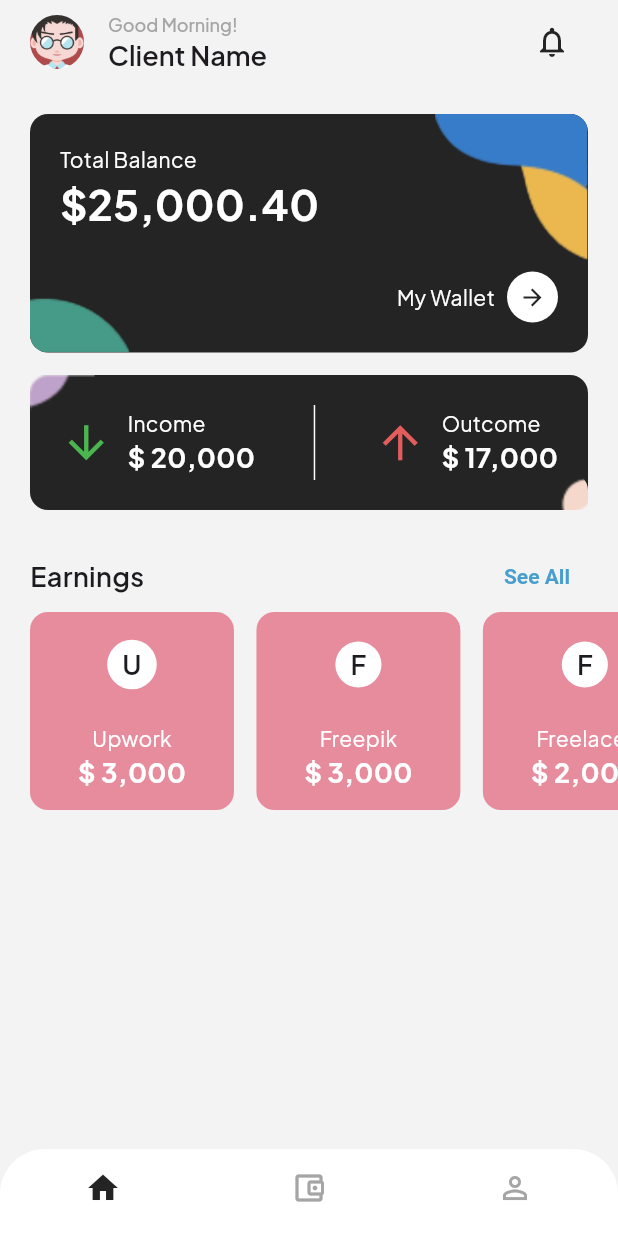
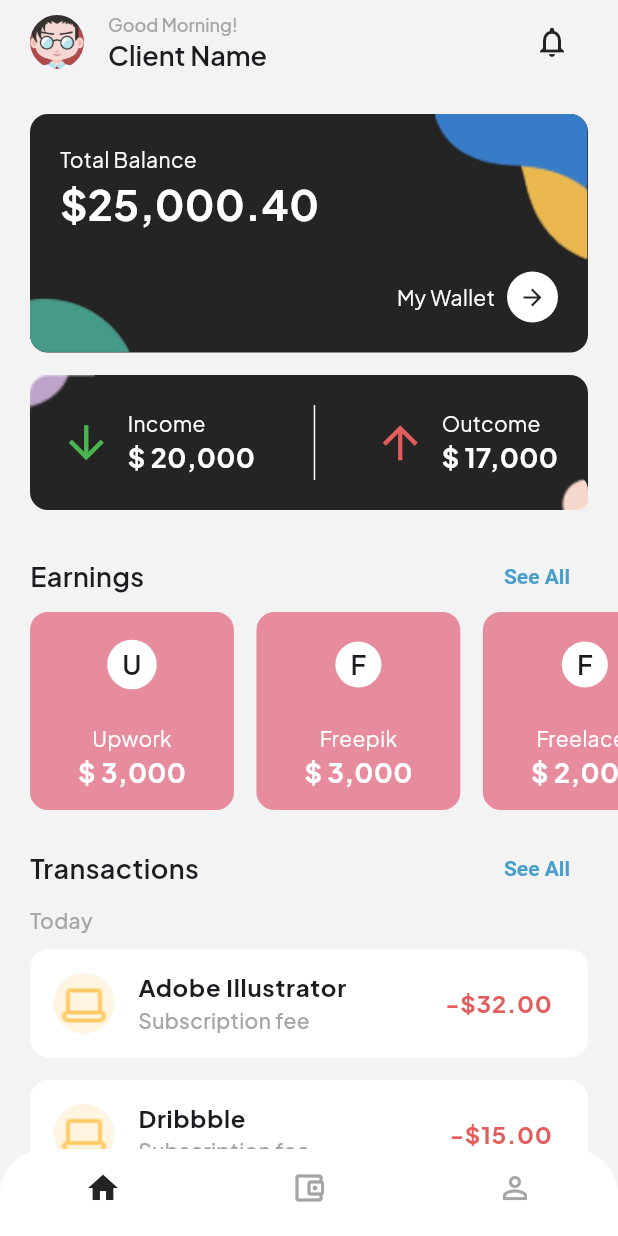
Before and after one commit to salma234-del/pay_task, a Flutter app: the screen it shows after launch, on a phone screen of 412 x 824 dp. Run offline on Flutter 3.47's test engine with Material 3 defaults, Android fonts, the phone set to English and light mode, and no system bars; our stand-ins replace bloc, flutter_bloc; statements that could not run were skipped.

Commit message:
Add transactions list view to home

```diff
--- a/lib/Core/utils/app_assets.dart
+++ b/lib/Core/utils/app_assets.dart
@@ -4,4 +4,7 @@ abstract class AppAssets {
   static const String curve2 = 'assets/images/curve2.png';
   static const String curve3 = 'assets/images/curve3.png';
   static const String curve4 = 'assets/images/curve4.png';
+  static const String transaction1 = 'assets/images/transaction1.png';
+  static const String transaction2 = 'assets/images/transaction2.png';
+
 }
--- a/lib/Core/utils/app_lists.dart
+++ b/lib/Core/utils/app_lists.dart
@@ -1,6 +1,8 @@
 import 'package:flutter/material.dart';
+import 'package:payment_task/Core/utils/app_assets.dart';
 import 'package:payment_task/Core/utils/app_colors.dart';
 import 'package:payment_task/Features/home/presentation/data/models/earning_model.dart';
+import 'package:payment_task/models/transaction_model.dart';
 
 abstract class AppLists {
   // To generate the colors for the earnings list
@@ -25,4 +27,37 @@ abstract class AppLists {
       amount: 2000,
     ),
   ];
+
+  // This list will come from the database
+
+  static List<TransactionModel> transactions = [
+    TransactionModel(
+      id: '1',
+      title: 'Adobe Illustrator',
+      description: 'Subscription fee',
+      amount: -32,
+      image: AppAssets.transaction1,
+    ),
+    TransactionModel(
+      id: '2',
+      title: 'Dribbble',
+      description: 'Subscription fee',
+      amount: -15,
+      image: AppAssets.transaction1,
+    ),
+    TransactionModel(
+      id: '3',
+      title: 'Sony Camera',
+      description: 'Shopping fee',
+      amount: -200,
+      image: AppAssets.transaction2,
+    ),
+    TransactionModel(
+      id: '4',
+      title: 'Paypal',
+      description: 'Salary',
+      amount: 32,
+      image: AppAssets.transaction2,
+    ),
+  ];
 }
--- a/lib/Core/utils/app_styles.dart
+++ b/lib/Core/utils/app_styles.dart
@@ -19,6 +19,12 @@ abstract class AppStyles {
     color: AppColors.white,
   );
 
+  static const TextStyle styleMedium14 = TextStyle(
+    fontSize: 14,
+    fontWeight: FontWeight.w500,
+    color: AppColors.grey,
+  );
+
   static const TextStyle styleBold28 = TextStyle(
     fontSize: 28,
     fontWeight: FontWeight.bold,
@@ -30,4 +36,9 @@ abstract class AppStyles {
     fontWeight: FontWeight.bold,
     color: AppColors.white,
   );
+
+  static const TextStyle styleBold16 = TextStyle(
+    fontSize: 16,
+    fontWeight: FontWeight.bold,
+  );
 }
--- /dev/null
+++ b/lib/Core/widgets/transaction_item.dart
@@ -0,0 +1,51 @@
+import 'package:flutter/material.dart';
+import 'package:payment_task/Core/utils/app_colors.dart';
+import 'package:payment_task/Core/utils/app_sizes.dart';
+import 'package:payment_task/Core/utils/app_styles.dart';
+import 'package:payment_task/models/transaction_model.dart';
+
+class TransactionItem extends StatelessWidget {
+  const TransactionItem({
+    required this.transactionModel,
+    super.key,
+  });
+
+  final TransactionModel transactionModel;
+  @override
+  Widget build(BuildContext context) {
+    return Container(
+      decoration: BoxDecoration(
+        borderRadius: BorderRadius.circular(AppSizes.homeCardsBorderRadius),
+        color: AppColors.white,
+      ),
+      child: ListTile(
+        leading: CircleAvatar(
+          radius: 20,
+          child: ClipOval(
+            child: Image.asset(
+              transactionModel.image,
+              fit: BoxFit.cover,
+              width: 40,
+              height: 40,
+            ),
+          ),
+        ),
+        title: Text(
+          transactionModel.title,
+          style: AppStyles.styleBold16,
+        ),
+        subtitle: Text(
+          transactionModel.description,
+          style: AppStyles.styleMedium14,
+        ),
+        trailing: Text(
+          '${transactionModel.amount > 0 ? '+' : '-'}\$${transactionModel.amount.abs().toStringAsFixed(2)}',
+          style: AppStyles.styleBold16.copyWith(
+            color:
+                transactionModel.amount > 0 ? AppColors.green : AppColors.red,
+          ),
+        ),
+      ),
+    );
+  }
+}
--- /dev/null
+++ b/lib/Core/widgets/transactions_list_view.dart
@@ -0,0 +1,23 @@
+import 'package:flutter/material.dart';
+import 'package:payment_task/Core/utils/app_lists.dart';
+import 'package:payment_task/Core/widgets/transaction_item.dart';
+
+class TransactionsListView extends StatelessWidget {
+  const TransactionsListView({super.key});
+  //final List<TransactionModel> transactions;  this list will come from the database
+  @override
+  Widget build(BuildContext context) {
+    return ListView.separated(
+      physics: const NeverScrollableScrollPhysics(),
+      itemBuilder: (context, index) {
+        return TransactionItem(
+          transactionModel: AppLists
+              .transactions[index], // this list will come from the database
+        );
+      },
+      separatorBuilder: (context, index) => const SizedBox(height: 15),
+      itemCount: AppLists.transactions.length,
+      shrinkWrap: true,
+    );
+  }
+}
--- a/lib/Features/home/presentation/views/widgets/earnings_list_view.dart
+++ b/lib/Features/home/presentation/views/widgets/earnings_list_view.dart
@@ -14,7 +14,7 @@ class EarningsListView extends StatelessWidget {
         scrollDirection: Axis.horizontal,
         child: Row(
           children: List.generate(
-            3,
+            AppLists.earnings.length,
             (index) => Padding(
               padding: EdgeInsetsDirectional.only(
                 start: index == 0 ? AppSizes.defaultHorizontalPadding : 0,
--- a/lib/Features/home/presentation/views/widgets/home_view_body.dart
+++ b/lib/Features/home/presentation/views/widgets/home_view_body.dart
@@ -2,8 +2,10 @@ import 'package:flutter/material.dart';
 import 'package:flutter/widgets.dart';
 import 'package:payment_task/Core/utils/app_sizes.dart';
 import 'package:payment_task/Core/utils/app_strings.dart';
+import 'package:payment_task/Core/utils/app_styles.dart';
 import 'package:payment_task/Features/home/presentation/views/widgets/earnings_list_view.dart';
 import 'package:payment_task/Features/home/presentation/views/widgets/home_section_title.dart';
+import 'package:payment_task/Core/widgets/transactions_list_view.dart';
 import 'package:payment_task/Features/home/presentation/views/widgets/income_and_outcome_card.dart';
 import 'package:payment_task/Features/home/presentation/views/widgets/total_balance_card.dart';
 
@@ -33,7 +35,28 @@ class HomeViewBody extends StatelessWidget {
               ],
             ),
           ),
-          const EarningsListView(), // No padding applied here
+          const EarningsListView(),
+          const SizedBox(height: 15),
+          Padding(
+            padding: const EdgeInsets.symmetric(
+              horizontal: AppSizes.defaultHorizontalPadding,
+            ),
+            child: Column(
+              crossAxisAlignment: CrossAxisAlignment.start,
+              children: [
+                HomeSectionTitle(
+                  sectionTtitle: AppStrings.transactions,
+                  seeAllOnPressed: () {},
+                ),
+                const Text(
+                  AppStrings.today,
+                  style: AppStyles.styleMedium14,
+                ),
+                const SizedBox(height: 10),
+                const TransactionsListView(),
+              ],
+            ),
+          )
         ],
       ),
     );
--- /dev/null
+++ b/lib/models/transaction_model.dart
@@ -0,0 +1,25 @@
+class TransactionModel {
+  final String id;
+  final String title;
+  final String description;
+  final double amount;
+  final String image;
+
+  TransactionModel({
+    required this.id,
+    required this.title,
+    required this.description,
+    required this.amount,
+    required this.image,
+  });
+
+  factory TransactionModel.fromJson(Map<String, dynamic> json) {
+    return TransactionModel(
+      id: json['id'],
+      title: json['title'],
+      description: json['description'],
+      amount: json['amount'],
+      image: json['image'],
+    );
+  }
+}
```
Also changed, not shown: assets/images/transaction1.png (added), assets/images/transaction2.png (added).
